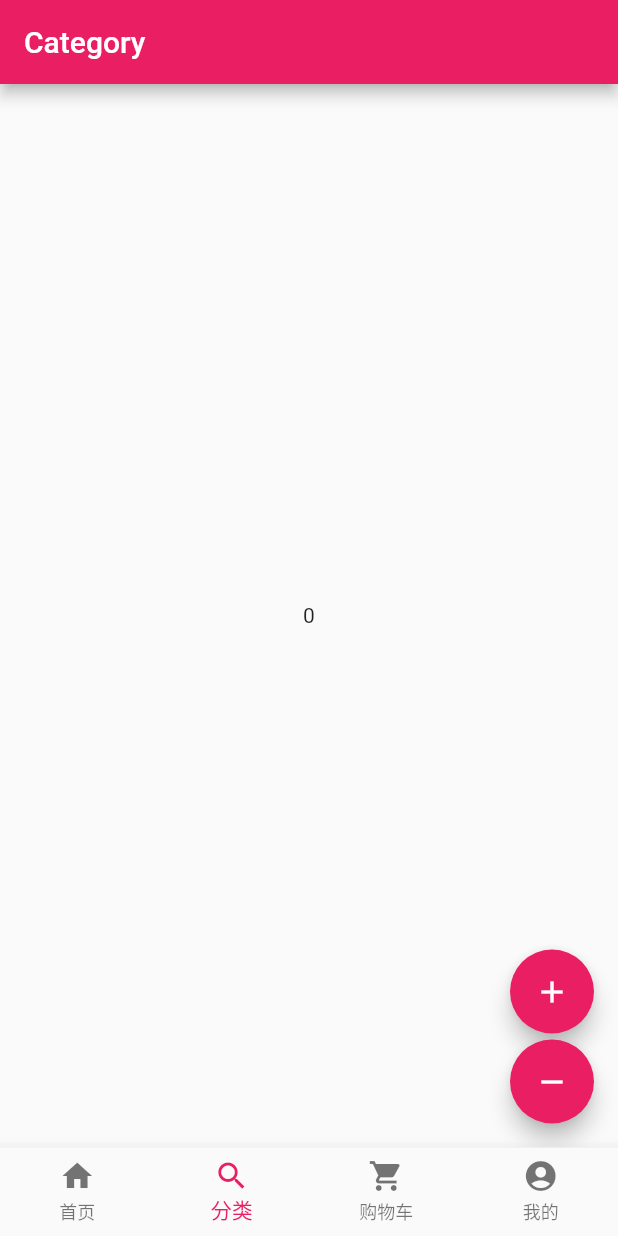
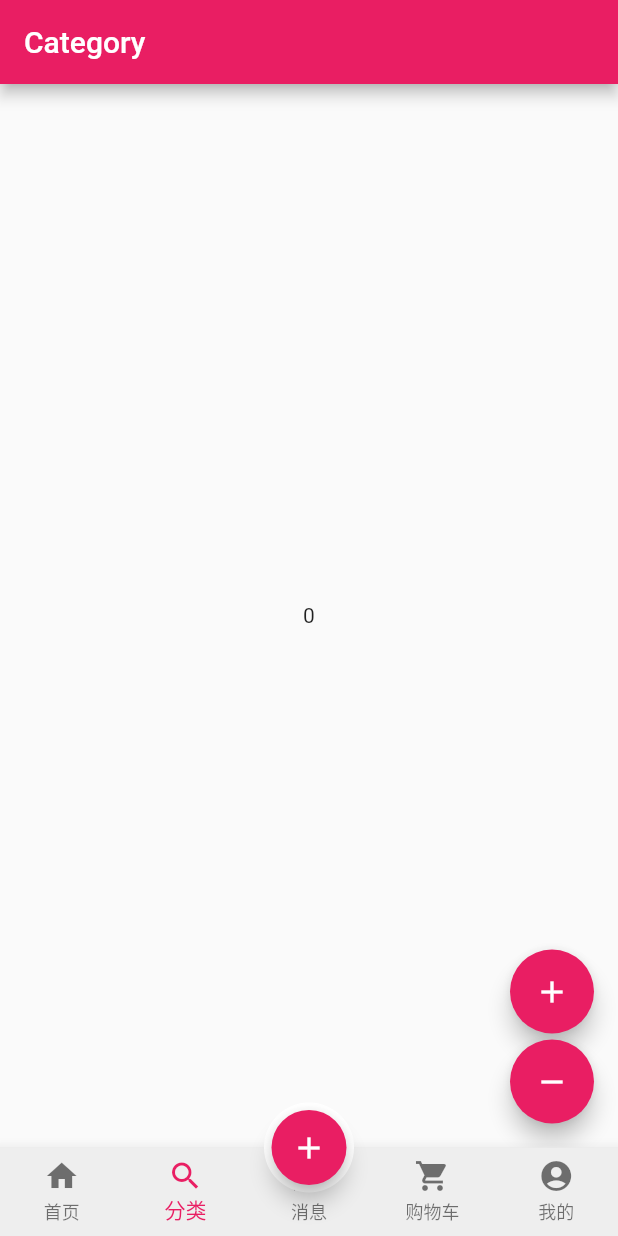
Before and after one commit to gaojianghua/Flutter-TMP, a Flutter app: the screen it shows after launch, item 2 of the bottom bar chosen, on a phone screen of 412 x 824 dp. Run offline on Flutter 3.47's test engine with Material 2 defaults, Android fonts, the light colour scheme and no system bars; our stand-ins replace dio, flutter_bloc; network calls fail.

Commit message:
添加中间凸起tabbar

```diff
--- a/lib/main.dart
+++ b/lib/main.dart
@@ -17,9 +17,8 @@ void main(){
   runApp(MyApp());
 }
 
-class MyApp extends StatelessWidget {// 在这里添加netOptions变量的声明
-
-  const MyApp({Key? key}) : super(key: key); // 修改构造函数
+class MyApp extends StatelessWidget {
+  const MyApp({Key? key}) : super(key: key);
 
   @override
   Widget build(BuildContext context) {
--- a/lib/pages/home_page.dart
+++ b/lib/pages/home_page.dart
@@ -33,7 +33,6 @@ class _HomePageState extends State<HomePage> {
   void initState() {
     getPublicKey();
     super.initState();
-
   }
 
   @override
--- a/lib/pages/index_page.dart
+++ b/lib/pages/index_page.dart
@@ -2,7 +2,7 @@
  * @Author: 高江华 g598670138@163.com
  * @Date: 2023-09-21 11:03:34
  * @LastEditors: 高江华
- * @LastEditTime: 2023-09-22 10:10:48
+ * @LastEditTime: 2023-09-25 17:24:24
  * @Description: file content
  */
 import 'package:flutter/material.dart';
@@ -10,6 +10,7 @@ import 'home_page.dart';
 import 'category_page.dart';
 import 'my_page.dart';
 import 'cart_page.dart';
+import 'message_page.dart';
 
 class IndexPage extends StatefulWidget {
   const IndexPage({super.key});
@@ -29,6 +30,10 @@ class _IndexPageState extends State<IndexPage> {
       label: '分类',
     ),
     const BottomNavigationBarItem(
+      icon: Icon(Icons.message),
+      label: '消息',
+    ),
+    const BottomNavigationBarItem(
       icon: Icon(Icons.shopping_cart),
       label: '购物车',
     ),
@@ -46,12 +51,12 @@ class _IndexPageState extends State<IndexPage> {
   void initState() {
     currentPage = pages[currentIndex];
     super.initState();
-
   }
 
   final List<Widget> pages = [
     const HomePage(),
     const CategoryPage(),
+    const MessagePage(),
     const CartPage(),
     const MyPage(),
   ];
@@ -61,10 +66,11 @@ class _IndexPageState extends State<IndexPage> {
     return Scaffold(
       backgroundColor: const Color.fromRGBO(240, 240, 240, 1),
       bottomNavigationBar: BottomNavigationBar(
-        type: BottomNavigationBarType.fixed,
+        backgroundColor: Color(0xffeeeeee),
+        type: BottomNavigationBarType.fixed,  //如果底部有4个或者4个以上的菜单的时候就需要配置这个参数
         currentIndex: currentIndex,
         items: bottomTabs,
-        onTap: (index){
+        onTap: (index) {
           setState(() {
             currentIndex = index;
             currentPage = pages[currentIndex];
@@ -72,6 +78,25 @@ class _IndexPageState extends State<IndexPage> {
         },
       ),
       body: currentPage,
+      floatingActionButton: Container(
+        height: 60,
+        width: 60,
+        padding: const EdgeInsets.all(5),
+        margin: const EdgeInsets.only(top: 0),
+        decoration: BoxDecoration(
+            color: Colors.white, borderRadius: BorderRadius.circular(30)),
+        child: FloatingActionButton(
+          // backgroundColor: currentPage == 2 ? Colors.red : Colors.blue,
+          onPressed: () {
+            setState(() {
+              currentIndex = 2;
+              currentPage = pages[currentIndex];
+            });
+          },
+          child: const Icon(Icons.add),
+        ),
+      ),
+      floatingActionButtonLocation: FloatingActionButtonLocation.centerDocked,
     );
   }
 }
```
Also changed, not shown: lib/pages/message_page.dart (added, +22 -0 lines).
